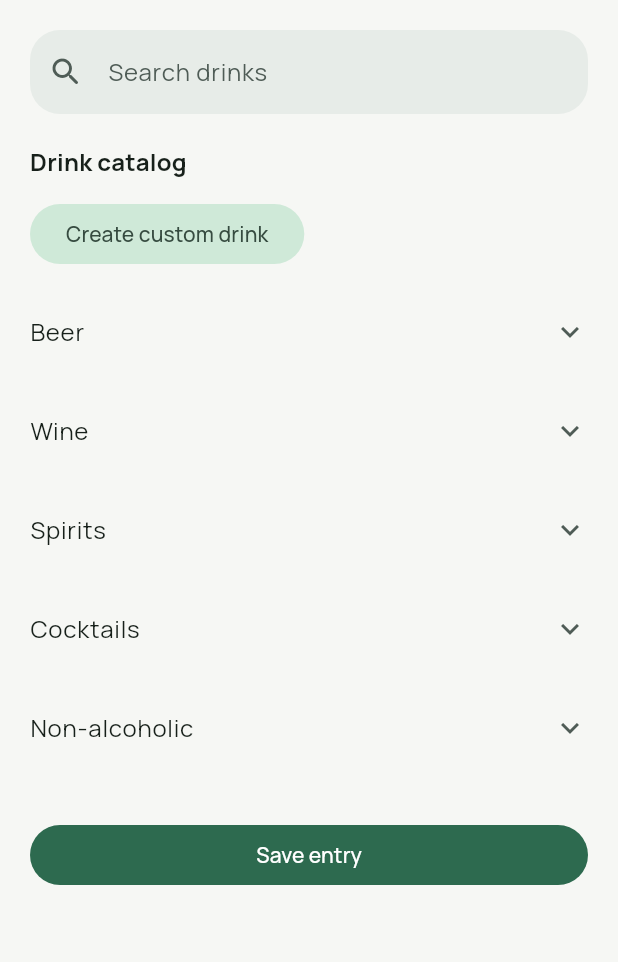
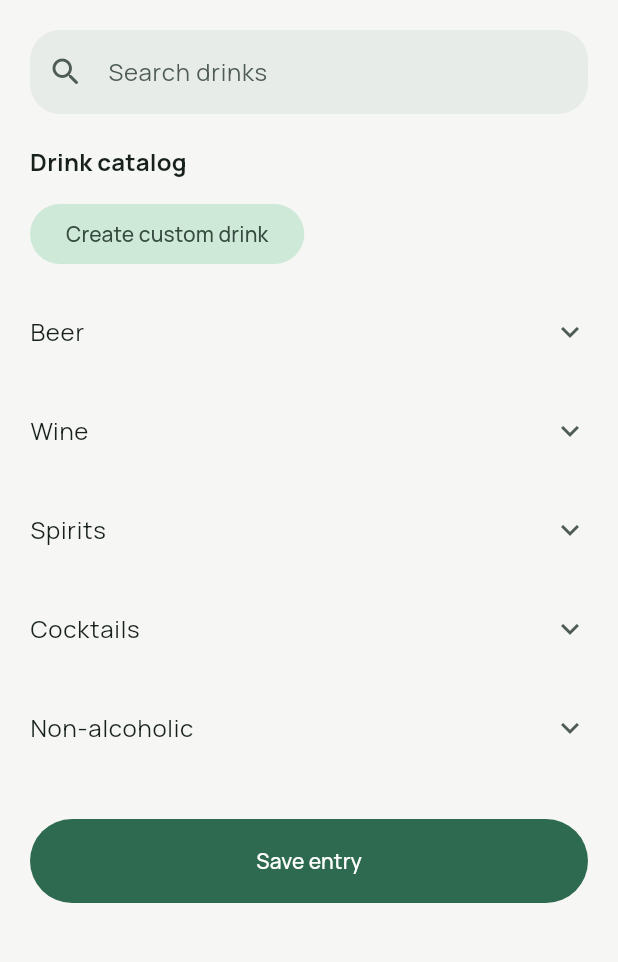
Before and after one commit to donjoergo/glasstrail, a Flutter app: the AddDrinkScreen screen opened directly, on a phone screen of 412 x 824 dp, the part 84-1046 px from its top. Run offline on Flutter 3.47's test engine with Material 3 defaults, Android fonts, the phone set to English and light mode, and no system bars; our stand-ins replace fl_chart, google_fonts, shared_preferences, supabase_flutter; missing offline and left inert: file_selector; accounts and stored records are empty.

Commit message:
fix(add-drink): increase confirm button height

```diff
--- a/lib/src/screens/add_drink_screen.dart
+++ b/lib/src/screens/add_drink_screen.dart
@@ -344,6 +344,10 @@ class _AddDrinkScreenState extends State<AddDrinkScreen> {
                   width: double.infinity,
                   child: FilledButton(
                     key: const Key('confirm-drink-button'),
+                    style: FilledButton.styleFrom(
+                      minimumSize: const Size.fromHeight(56),
+                      padding: const EdgeInsets.symmetric(vertical: 16),
+                    ),
                     onPressed: controller.isBusy ? null : _save,
                     child: Text(l10n.confirmDrink),
                   ),
```
